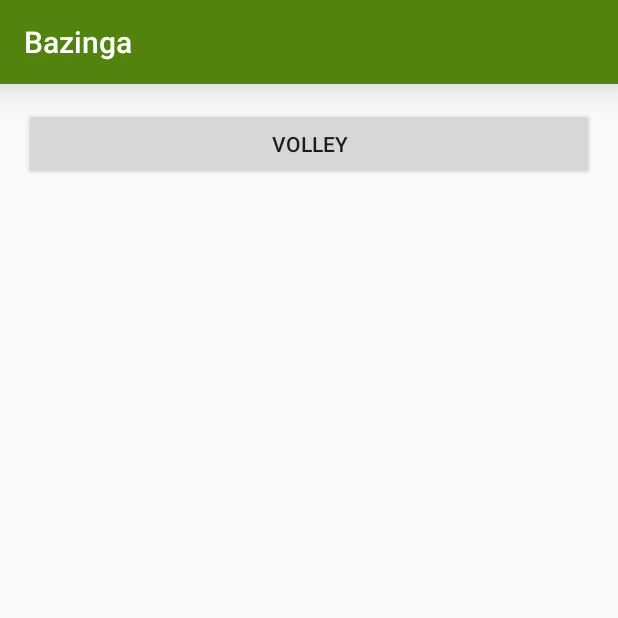
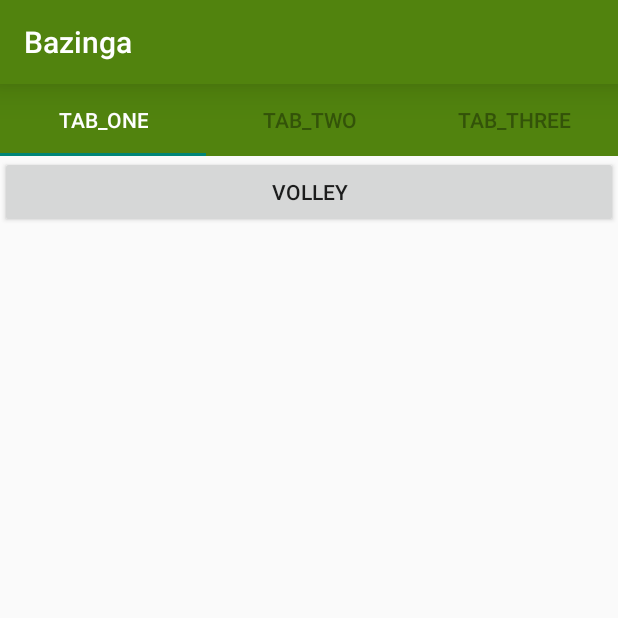
Before and after one commit to mojota/Bazinga, an Android app: the screen it shows after launch (MainActivity), on a phone screen of 412 x 824 dp, the top half of it. Run offline under Robolectric (Android 15) with nearby library versions, the light colour scheme and no system bars.

Commit message:
tablayout结合viewpager

```diff
--- a/app/src/main/java/com/mojota/bazinga/MainActivity.java
+++ b/app/src/main/java/com/mojota/bazinga/MainActivity.java
@@ -1,19 +1,30 @@
 package com.mojota.bazinga;
 
 import android.content.Intent;
+import android.graphics.Color;
+import android.net.Uri;
 import android.support.design.widget.NavigationView;
+import android.support.design.widget.TabLayout;
+import android.support.v4.app.Fragment;
+import android.support.v4.app.FragmentManager;
+import android.support.v4.app.FragmentStatePagerAdapter;
+import android.support.v4.view.ViewPager;
 import android.support.v4.widget.DrawerLayout;
-import android.support.v7.app.AppCompatActivity;
 import android.os.Bundle;
-import android.support.v7.widget.Toolbar;
-import android.view.Menu;
 import android.view.MenuItem;
 import android.view.View;
 
-public class MainActivity extends ToolBarActivity {
+import java.util.ArrayList;
+
+public class MainActivity extends ToolBarActivity implements ThreeFragment.OnFragmentInteractionListener {
 
     private NavigationView mNavigation;
     private DrawerLayout mDrawerLayout;
+    private TabLayout mTab;
+    private ViewPager mViewPager;
+    private ArrayList<String> mTabTitleList;
+    private ArrayList<Fragment> mFragmentList;
+    private ViewPagerAdapter mPagerAdapter;
 
     @Override
     protected void onCreate(Bundle savedInstanceState) {
@@ -34,6 +45,52 @@ public class MainActivity extends ToolBarActivity {
                 return false;
             }
         });
+        mTab = (TabLayout) findViewById(R.id.tab);
+        mViewPager = (ViewPager) findViewById(R.id.viewpager);
+        initList();
+        mPagerAdapter = new ViewPagerAdapter(getSupportFragmentManager());
+        mViewPager.setAdapter(mPagerAdapter);
+        mTab.setTabsFromPagerAdapter(mPagerAdapter);
+        mTab.setupWithViewPager(mViewPager);
+        mTab.setTabTextColors(Color.parseColor("#335309"),Color.WHITE);
+    }
+
+    private void initList() {
+        mTabTitleList = new ArrayList<String>();
+        mTabTitleList.add(getString(R.string.str_tab_one));
+        mTabTitleList.add(getString(R.string.str_tab_two));
+        mTabTitleList.add(getString(R.string.str_tab_three));
+        mFragmentList = new ArrayList<>();
+        mFragmentList.add(OneFragment.newInstance("", ""));
+        mFragmentList.add(TwoFragment.newInstance("", ""));
+        mFragmentList.add(ThreeFragment.newInstance("", ""));
+    }
+
+    @Override
+    public void onFragmentInteraction(Uri uri) {
+
+    }
+
+    class ViewPagerAdapter extends FragmentStatePagerAdapter {
+
+        public ViewPagerAdapter(FragmentManager fm) {
+            super(fm);
+        }
+
+        @Override
+        public Fragment getItem(int position) {
+            return mFragmentList.get(position);
+        }
+
+        @Override
+        public int getCount() {
+            return mFragmentList.size();
+        }
+
+        @Override
+        public CharSequence getPageTitle(int position) {
+            return mTabTitleList.get(position);
+        }
     }
 
     public void onVolleyClick(View view) {
--- /dev/null
+++ b/app/src/main/java/com/mojota/bazinga/OneFragment.java
@@ -0,0 +1,38 @@
+package com.mojota.bazinga;
+
+
+import android.os.Bundle;
+import android.support.v4.app.Fragment;
+import android.view.LayoutInflater;
+import android.view.View;
+import android.view.ViewGroup;
+
+
+/**
+ * A simple {@link Fragment} subclass.
+ */
+public class OneFragment extends Fragment {
+
+    public static OneFragment newInstance(String param1, String param2) {
+        OneFragment fragment = new OneFragment();
+        Bundle args = new Bundle();
+        args.putString("", param1);
+        args.putString("", param2);
+        fragment.setArguments(args);
+        return fragment;
+    }
+
+    public OneFragment() {
+        // Required empty public constructor
+    }
+
+
+    @Override
+    public View onCreateView(LayoutInflater inflater, ViewGroup container,
+                             Bundle savedInstanceState) {
+        // Inflate the layout for this fragment
+        return inflater.inflate(R.layout.fragment_one, container, false);
+    }
+
+
+}
--- /dev/null
+++ b/app/src/main/java/com/mojota/bazinga/ThreeFragment.java
@@ -0,0 +1,109 @@
+package com.mojota.bazinga;
+
+import android.app.Activity;
+import android.net.Uri;
+import android.os.Bundle;
+import android.support.v4.app.Fragment;
+import android.view.LayoutInflater;
+import android.view.View;
+import android.view.ViewGroup;
+
+
+/**
+ * A simple {@link Fragment} subclass.
+ * Activities that contain this fragment must implement the
+ * {@link ThreeFragment.OnFragmentInteractionListener} interface
+ * to handle interaction events.
+ * Use the {@link ThreeFragment#newInstance} factory method to
+ * create an instance of this fragment.
+ */
+public class ThreeFragment extends Fragment {
+    // TODO: Rename parameter arguments, choose names that match
+    // the fragment initialization parameters, e.g. ARG_ITEM_NUMBER
+    private static final String ARG_PARAM1 = "param1";
+    private static final String ARG_PARAM2 = "param2";
+
+    // TODO: Rename and change types of parameters
+    private String mParam1;
+    private String mParam2;
+
+    private OnFragmentInteractionListener mListener;
+
+    /**
+     * Use this factory method to create a new instance of
+     * this fragment using the provided parameters.
+     *
+     * @param param1 Parameter 1.
+     * @param param2 Parameter 2.
+     * @return A new instance of fragment ThreeFragment.
+     */
+    // TODO: Rename and change types and number of parameters
+    public static ThreeFragment newInstance(String param1, String param2) {
+        ThreeFragment fragment = new ThreeFragment();
+        Bundle args = new Bundle();
+        args.putString(ARG_PARAM1, param1);
+        args.putString(ARG_PARAM2, param2);
+        fragment.setArguments(args);
+        return fragment;
+    }
+
+    public ThreeFragment() {
+        // Required empty public constructor
+    }
+
+    @Override
+    public void onCreate(Bundle savedInstanceState) {
+        super.onCreate(savedInstanceState);
+        if (getArguments() != null) {
+            mParam1 = getArguments().getString(ARG_PARAM1);
+            mParam2 = getArguments().getString(ARG_PARAM2);
+        }
+    }
+
+    @Override
+    public View onCreateView(LayoutInflater inflater, ViewGroup container,
+                             Bundle savedInstanceState) {
+        // Inflate the layout for this fragment
+        return inflater.inflate(R.layout.fragment_three, container, false);
+    }
+
+    // TODO: Rename method, update argument and hook method into UI event
+    public void onButtonPressed(Uri uri) {
+        if (mListener != null) {
+            mListener.onFragmentInteraction(uri);
+        }
+    }
+
+    @Override
+    public void onAttach(Activity activity) {
+        super.onAttach(activity);
+        try {
+            mListener = (OnFragmentInteractionListener) activity;
+        } catch (ClassCastException e) {
+            throw new ClassCastException(activity.toString()
+                    + " must implement OnFragmentInteractionListener");
+        }
+    }
+
+    @Override
+    public void onDetach() {
+        super.onDetach();
+        mListener = null;
+    }
+
+    /**
+     * This interface must be implemented by activities that contain this
+     * fragment to allow an interaction in this fragment to be communicated
+     * to the activity and potentially other fragments contained in that
+     * activity.
+     * <p/>
+     * See the Android Training lesson <a href=
+     * "http://developer.android.com/training/basics/fragments/communicating.html"
+     * >Communicating with Other Fragments</a> for more information.
+     */
+    public interface OnFragmentInteractionListener {
+        // TODO: Update argument type and name
+        public void onFragmentInteraction(Uri uri);
+    }
+
+}
--- /dev/null
+++ b/app/src/main/java/com/mojota/bazinga/TwoFragment.java
@@ -0,0 +1,66 @@
+package com.mojota.bazinga;
+
+
+import android.os.Bundle;
+import android.support.v4.app.Fragment;
+import android.view.LayoutInflater;
+import android.view.View;
+import android.view.ViewGroup;
+
+
+/**
+ * A simple {@link Fragment} subclass.
+ * Use the {@link TwoFragment#newInstance} factory method to
+ * create an instance of this fragment.
+ */
+public class TwoFragment extends Fragment {
+    // TODO: Rename parameter arguments, choose names that match
+    // the fragment initialization parameters, e.g. ARG_ITEM_NUMBER
+    private static final String ARG_PARAM1 = "param1";
+    private static final String ARG_PARAM2 = "param2";
+
+    // TODO: Rename and change types of parameters
+    private String mParam1;
+    private String mParam2;
+
+
+    /**
+     * Use this factory method to create a new instance of
+     * this fragment using the provided parameters.
+     *
+     * @param param1 Parameter 1.
+     * @param param2 Parameter 2.
+     * @return A new instance of fragment TwoFragment.
+     */
+    // TODO: Rename and change types and number of parameters
+    public static TwoFragment newInstance(String param1, String param2) {
+        TwoFragment fragment = new TwoFragment();
+        Bundle args = new Bundle();
+        args.putString(ARG_PARAM1, param1);
+        args.putString(ARG_PARAM2, param2);
+        fragment.setArguments(args);
+        return fragment;
+    }
+
+    public TwoFragment() {
+        // Required empty public constructor
+    }
+
+    @Override
+    public void onCreate(Bundle savedInstanceState) {
+        super.onCreate(savedInstanceState);
+        if (getArguments() != null) {
+            mParam1 = getArguments().getString(ARG_PARAM1);
+            mParam2 = getArguments().getString(ARG_PARAM2);
+        }
+    }
+
+    @Override
+    public View onCreateView(LayoutInflater inflater, ViewGroup container,
+                             Bundle savedInstanceState) {
+        // Inflate the layout for this fragment
+        return inflater.inflate(R.layout.fragment_two, container, false);
+    }
+
+
+}
--- a/app/src/main/res/layout/activity_main.xml
+++ b/app/src/main/res/layout/activity_main.xml
@@ -11,17 +11,19 @@
         <LinearLayout
             android:layout_width="match_parent"
             android:layout_height="match_parent"
-            android:paddingBottom="@dimen/activity_vertical_margin"
-            android:paddingLeft="@dimen/activity_horizontal_margin"
-            android:paddingRight="@dimen/activity_horizontal_margin"
-            android:paddingTop="@dimen/activity_vertical_margin">
+            android:orientation="vertical">
 
-            <Button
-                android:id="@+id/bt_volley"
+            <android.support.design.widget.TabLayout
+                android:id="@+id/tab"
                 android:layout_width="match_parent"
                 android:layout_height="wrap_content"
-                android:onClick="onVolleyClick"
-                android:text="@string/volley" />
+                android:background="@color/color_theme"
+                app:theme="@style/ThemeOverlay.AppCompat.Dark" />
+
+            <android.support.v4.view.ViewPager
+                android:id="@+id/viewpager"
+                android:layout_width="match_parent"
+                android:layout_height="match_parent" />
 
         </LinearLayout>
 
@@ -31,6 +33,6 @@
             android:layout_height="match_parent"
             android:layout_gravity="start"
             app:headerLayout="@layout/nav_header"
-            app:menu="@menu/menu_nav"/>
+            app:menu="@menu/menu_nav" />
     </android.support.v4.widget.DrawerLayout>
 </RelativeLayout>
--- /dev/null
+++ b/app/src/main/res/layout/fragment_one.xml
@@ -0,0 +1,13 @@
+<FrameLayout xmlns:android="http://schemas.android.com/apk/res/android"
+    xmlns:tools="http://schemas.android.com/tools"
+    android:layout_width="match_parent"
+    android:layout_height="match_parent"
+    tools:context="com.mojota.bazinga.OneFragment">
+
+    <Button
+        android:id="@+id/bt_volley"
+        android:layout_width="match_parent"
+        android:layout_height="wrap_content"
+        android:onClick="onVolleyClick"
+        android:text="@string/volley" />
+</FrameLayout>
--- a/app/src/main/res/values/strings.xml
+++ b/app/src/main/res/values/strings.xml
@@ -9,4 +9,10 @@
     <string name="title_activity_base">BaseActivity</string>
     <string name="title_activity_blank">BlankActivity</string>
     <string name="str_no_name">无名氏</string>
+
+<!-- TODO: Remove or change this placeholder text -->
+    <string name="hello_blank_fragment">Hello blank fragment</string>
+    <string name="str_tab_one">tab_one</string>
+    <string name="str_tab_two">tab_two</string>
+    <string name="str_tab_three">tab_three</string>
 </resources>
```
Also changed, not shown: app/src/main/res/layout/fragment_item_grid.xml (added, +12 -0 lines), app/src/main/res/layout/fragment_item_list.xml (added, +12 -0 lines), app/src/main/res/layout/fragment_three.xml (added, +9 -0 lines), app/src/main/res/layout/fragment_two.xml (added, +9 -0 lines).
